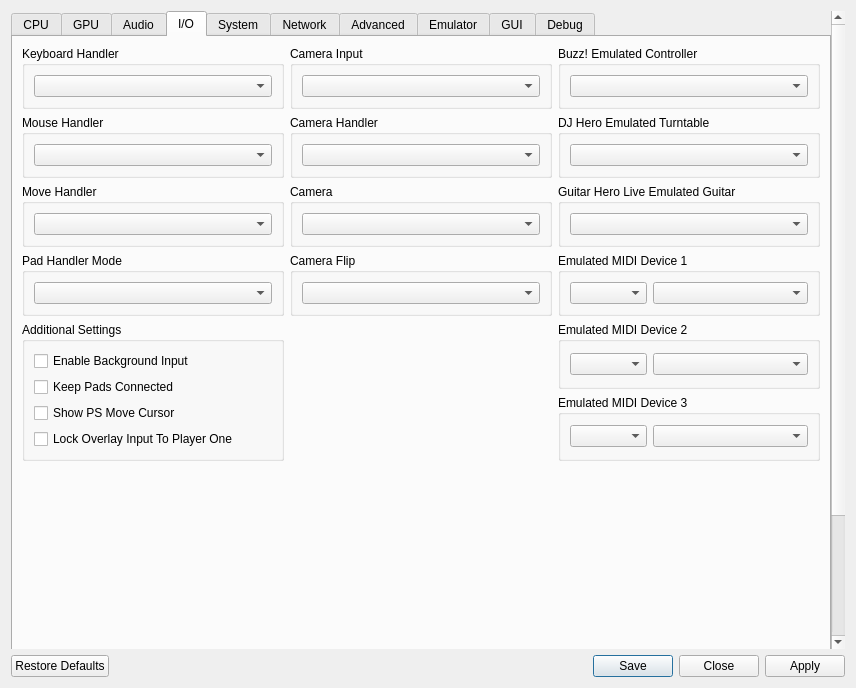
This is rpcs3/rpcs3qt/settings_dialog.ui in RPCS3/rpcs3 as Qt 5 draws it before an edit. The edited form follows.
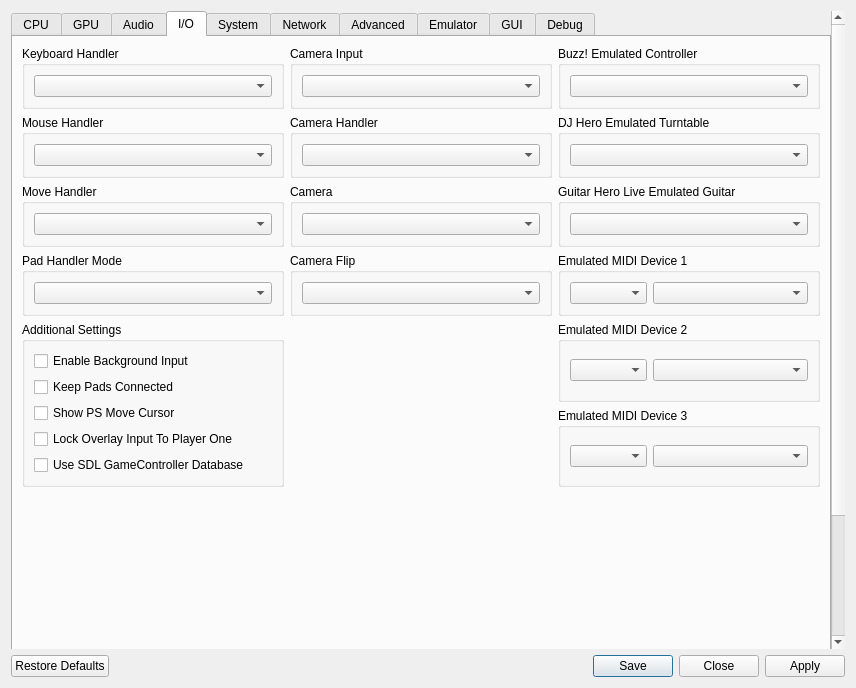
This is the edited form. The open tabs and pages were chosen to show the change. Icons and pictures are not drawn.

Commit message: input: add SDL_GameControllerDB

The edit to the form file:
```diff
--- a/rpcs3/rpcs3qt/settings_dialog.ui
+++ b/rpcs3/rpcs3qt/settings_dialog.ui
@@ -1810,6 +1810,13 @@
                </property>
               </widget>
              </item>
+             <item>
+              <widget class="QCheckBox" name="loadSdlMappings">
+               <property name="text">
+                <string>Use SDL GameController Database</string>
+               </property>
+              </widget>
+             </item>
              <item>
               <spacer name="verticalSpacerIoAdditionalSettings">
                <property name="orientation">
```
The commit also changes 7 other files.
